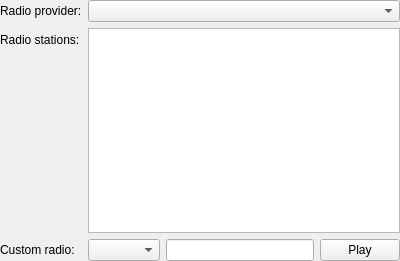
Above: src/plugins/lmp/radiowidget.ui from 0xd34df00d/leechcraft before the change. Below: the same form after it.
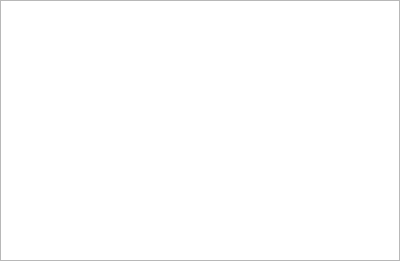
That is the form after the change.

Commit message: Overall: totaly redone IRadioStationProvider.

What changed in the file:
```diff
--- a/src/plugins/lmp/radiowidget.ui
+++ b/src/plugins/lmp/radiowidget.ui
@@ -18,62 +18,14 @@
     <number>0</number>
    </property>
    <item>
-    <layout class="QFormLayout" name="formLayout">
-     <property name="fieldGrowthPolicy">
-      <enum>QFormLayout::AllNonFixedFieldsGrow</enum>
+    <widget class="QTreeView" name="StationsView_">
+     <property name="rootIsDecorated">
+      <bool>true</bool>
      </property>
-     <item row="0" column="0">
-      <widget class="QLabel" name="label_2">
-       <property name="text">
-        <string>Radio provider:</string>
-       </property>
-      </widget>
-     </item>
-     <item row="0" column="1">
-      <widget class="QComboBox" name="ProviderBox_"/>
-     </item>
-     <item row="3" column="0">
-      <widget class="QLabel" name="label">
-       <property name="text">
-        <string>Custom radio:</string>
-       </property>
-      </widget>
-     </item>
-     <item row="3" column="1">
-      <layout class="QHBoxLayout" name="horizontalLayout">
-       <item>
-        <widget class="QComboBox" name="StationType_"/>
-       </item>
-       <item>
-        <widget class="QLineEdit" name="Param_"/>
-       </item>
-       <item>
-        <widget class="QPushButton" name="PlayButton_">
-         <property name="text">
-          <string>Play</string>
-         </property>
-        </widget>
-       </item>
-      </layout>
-     </item>
-     <item row="2" column="0">
-      <widget class="QLabel" name="label_3">
-       <property name="text">
-        <string>Radio stations:</string>
-       </property>
-      </widget>
-     </item>
-     <item row="2" column="1">
-      <widget class="QTreeView" name="StationsView_">
-       <property name="rootIsDecorated">
-        <bool>false</bool>
-       </property>
-       <attribute name="headerVisible">
-        <bool>false</bool>
-       </attribute>
-      </widget>
-     </item>
-    </layout>
+     <attribute name="headerVisible">
+      <bool>false</bool>
+     </attribute>
+    </widget>
    </item>
   </layout>
  </widget>
```
The commit also changes 8 other files.
